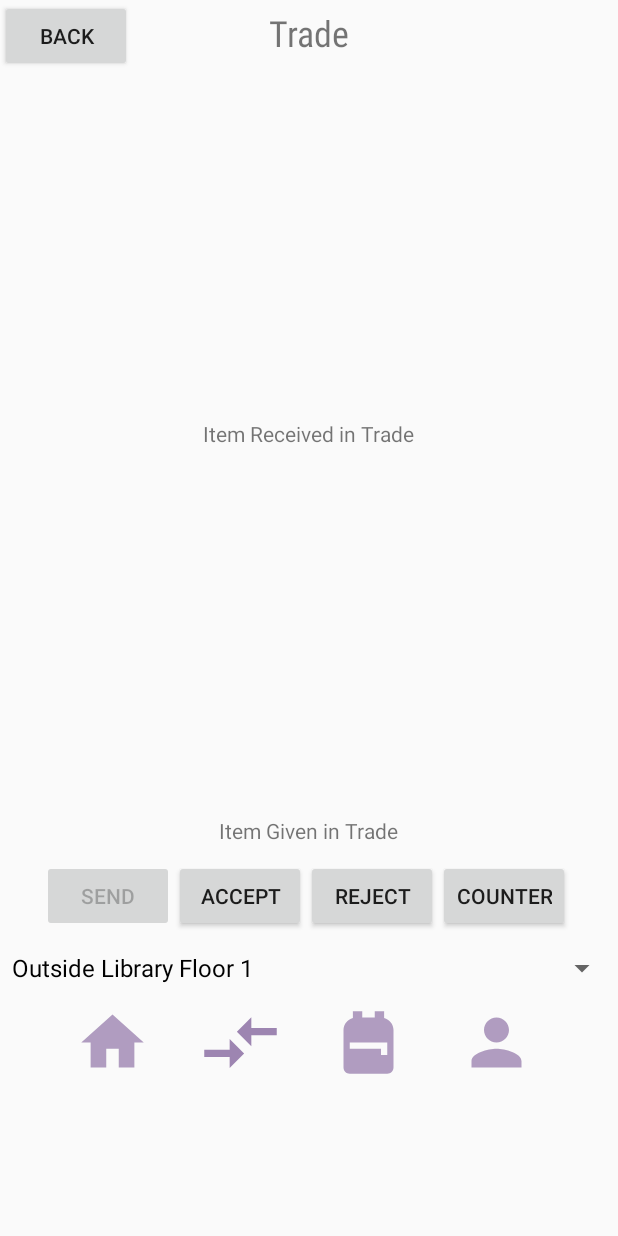
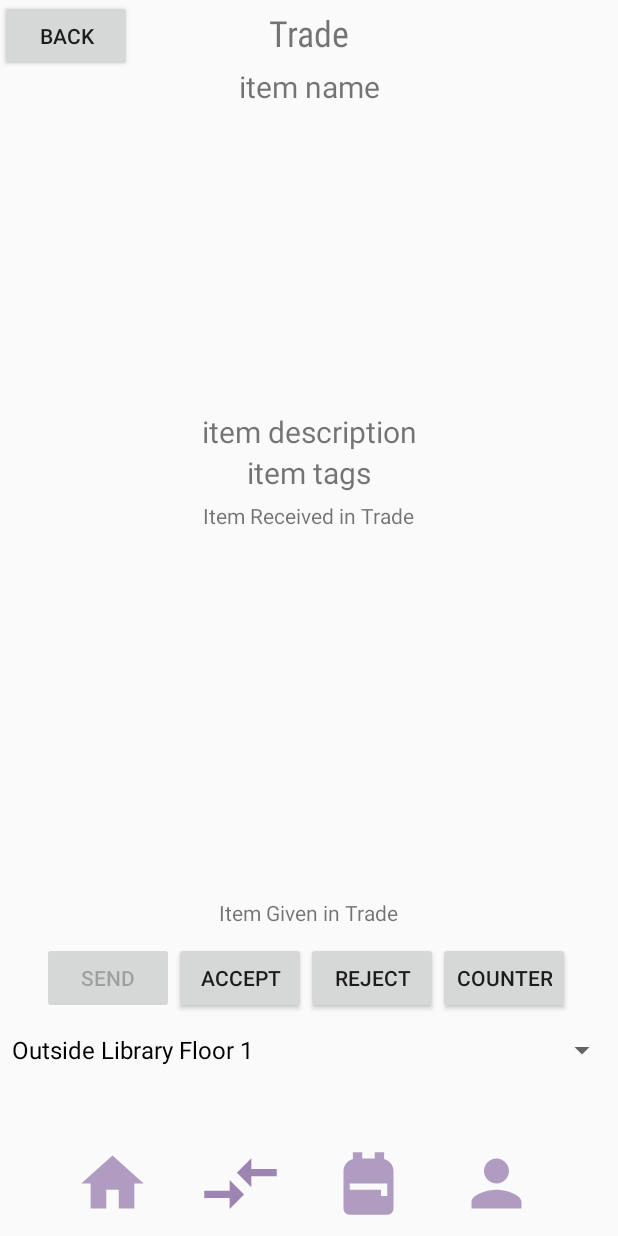
Before and after one commit to FourthGib/XChangeBarter, an Android app: the TradeActivity screen opened directly, with no data from a screen before it, on a phone screen of 412 x 824 dp. Run offline under Robolectric (Android 15) with nearby library versions, the phone set to English and light mode, and no system bars; our stand-ins replace Firebase (no records; nobody signed in at launch, a user with empty details on screens opened directly), Picasso; 2 statements that could not run were skipped.

Commit message:
Created Search bar and fixed the onclick for recycle view. now we can get to trade activity. TODO: I still couldn't display a received item to trade activity... What I think we can do is to add received item information to the trade class instead of accessing it through the firebase.

```diff
--- a/app/src/main/java/com/example/xchangebarter/TradeActivity.java
+++ b/app/src/main/java/com/example/xchangebarter/TradeActivity.java
@@ -39,10 +39,13 @@ public class TradeActivity extends AppCompatActivity implements AdapterView.OnIt
     private ArrayList<Item> itemArrayList;
 
 
+
     private Button back, send, accept, counter, reject;
     private ImageView trade_home, trade_tradeblock, trade_inventory, trade_profile, receive_item;
 
-    private TextView otherUser;
+    private TextView otherUser, received_item_name;
+
+    Item received_item;
 
     private Spinner placeSpin;
     private RecyclerView tt_rv;
@@ -207,6 +210,7 @@ public class TradeActivity extends AppCompatActivity implements AdapterView.OnIt
             Intent homeIntent = new Intent(TradeActivity.this, Home2Activity.class);
             homeIntent.putExtra("user", user);
             startActivity(homeIntent);
+            finish();
         });
 
         trade_tradeblock.setOnClickListener(v -> {
@@ -232,7 +236,10 @@ public class TradeActivity extends AppCompatActivity implements AdapterView.OnIt
             profileIntent.putExtra("user", user);
             finish();
         });
+        setRVOnClickListener();
     }
+
+    //geting info for received item
 
     private void GetItem(){
 
@@ -254,11 +261,20 @@ public class TradeActivity extends AppCompatActivity implements AdapterView.OnIt
                     if (Objects.equals(item.getUser(), user)){
                         itemArrayList.add(item);
                     }
+/*
+                    //get info of the received item
+                    if (item.getID().contains(trade.getReceiveItem())){
+                        Toast.makeText(TradeActivity.this, "!!!!!!!!!!!!!!!!!!!!!!!!!!!!", Toast.LENGTH_LONG).show();
+                        received_item = item;
+                        received_item_name.setText(received_item.getName());
+                    }
+
+ */
                 }
 
                 ra = new invRecyclerAdapter(getApplicationContext(), itemArrayList, rvListener);
                 tt_rv.setAdapter(ra);
-                setRVOnClickListener();
+                //setRVOnClickListener();
                 ra.notifyDataSetChanged();
             }
 
@@ -300,12 +316,16 @@ public class TradeActivity extends AppCompatActivity implements AdapterView.OnIt
 
     private void init(){
         tt_rv = findViewById(R.id.trade_to_rv);
+
         trade_home = findViewById(R.id.trade_home_btn);
         trade_tradeblock = findViewById(R.id.trade_tradeblock_btn);
         trade_inventory = findViewById(R.id.trade_inventory_btn);
         trade_profile = findViewById(R.id.trade_profile_btn);
         otherUser = findViewById(R.id.textViewTradeFor);
         otherUser.append(trade.getOtherUser() + "@csusm.edu");
+
+        received_item_name = findViewById(R.id.received_item_name);
+        //received_item_name.setText(received_item.getName());
     }
 
     @Override
--- a/app/src/main/java/com/example/xchangebarter/TradeBlockActivity.java
+++ b/app/src/main/java/com/example/xchangebarter/TradeBlockActivity.java
@@ -104,6 +104,7 @@ public class TradeBlockActivity extends AppCompatActivity {
             profileIntent.putExtra("user", user);
             finish();
         });
+        //setActiveRVOnClickListener();
     }
 
     private void Clear() {
--- a/app/src/main/java/com/example/xchangebarter/invRecyclerAdapter.java
+++ b/app/src/main/java/com/example/xchangebarter/invRecyclerAdapter.java
@@ -24,6 +24,11 @@ public class invRecyclerAdapter extends RecyclerView.Adapter<invRecyclerAdapter.
 
     private Context mContext;
     private ArrayList<Item> itemArrayList;
+
+    public void setFoundSearch(ArrayList<Item> foundSearch){
+        this.itemArrayList = foundSearch;
+        notifyDataSetChanged();
+    }
 
     private int item_count = 1;
 
--- a/app/src/main/res/layout/activity_profile.xml
+++ b/app/src/main/res/layout/activity_profile.xml
@@ -11,7 +11,8 @@
         android:layout_width="match_parent"
         android:layout_height="wrap_content"
         android:orientation="horizontal"
-        android:layout_marginTop="670dp">
+        android:layout_alignParentBottom="true"
+        android:layout_marginBottom="10dp">
 
         <ImageView
             android:id="@+id/prof_home_btn"
--- a/app/src/main/res/layout/activity_trade.xml
+++ b/app/src/main/res/layout/activity_trade.xml
@@ -10,7 +10,8 @@
         android:layout_width="match_parent"
         android:layout_height="wrap_content"
         android:orientation="horizontal"
-        android:layout_marginTop="670dp">
+        android:layout_alignParentBottom="true"
+        android:layout_marginBottom="10dp">
 
         <ImageView
             android:id="@+id/trade_home_btn"
@@ -60,18 +61,49 @@
         android:text="@string/trade"
         android:textSize="24sp" />
 
-    <ImageView
-        android:id="@+id/trade_for_rv"
-        android:layout_width="match_parent"
-        android:layout_height="230dp"
-        android:layout_below="@id/textViewTrade"
-        android:layout_centerHorizontal="true"
-        android:contentDescription="@string/item_chosen_to_trade_for" />
+        <TextView
+            android:id="@+id/received_item_name"
+            android:layout_width="match_parent"
+            android:layout_height="wrap_content"
+            android:layout_below="@+id/textViewTrade"
+            android:text="@string/item_name"
+            android:textAlignment="center"
+            android:textSize="20sp"
+            />
+
+        <ImageView
+            android:id="@+id/trade_for_rv"
+            android:layout_width="match_parent"
+            android:layout_height="230dp"
+            android:layout_below="@+id/textViewTrade"
+            android:layout_centerHorizontal="true"
+            android:contentDescription="@string/item_chosen_to_trade_for"  />
+
+        <TextView
+            android:id="@+id/received_item_description"
+            android:layout_width="match_parent"
+            android:layout_height="wrap_content"
+            android:text="@string/item_description"
+            android:layout_below="@+id/trade_for_rv"
+            android:textAlignment="center"
+            android:textSize="20sp"
+            />
+
+        <TextView
+            android:id="@+id/received_item_tags"
+            android:layout_width="match_parent"
+            android:layout_height="wrap_content"
+            android:text="@string/item_tags"
+            android:layout_below="@+id/received_item_description"
+            android:textAlignment="center"
+            android:textSize="20sp"
+            />
+
     <TextView
         android:id="@+id/textViewTradeFor"
         android:layout_width="wrap_content"
         android:layout_height="wrap_content"
-        android:layout_below="@id/trade_for_rv"
+        android:layout_below="@+id/received_item_tags"
         android:paddingTop="5dp"
         android:paddingBottom="10dp"
         android:layout_centerHorizontal="true"
--- a/app/src/main/res/layout/activity_trade_block.xml
+++ b/app/src/main/res/layout/activity_trade_block.xml
@@ -10,7 +10,8 @@
         android:layout_width="match_parent"
         android:layout_height="wrap_content"
         android:orientation="horizontal"
-        android:layout_marginTop="670dp">
+        android:layout_alignParentBottom="true"
+        android:layout_marginBottom="10dp">
 
         <ImageView
             android:id="@+id/tb_home_btn"
```
Also changed, not shown: app/src/main/java/com/example/xchangebarter/Home2Activity.java (+43 -2 lines), app/src/main/res/layout/activity_home2.xml (+14 -5 lines), app/src/main/res/layout/activity_inventory.xml (+6 -3 lines).
